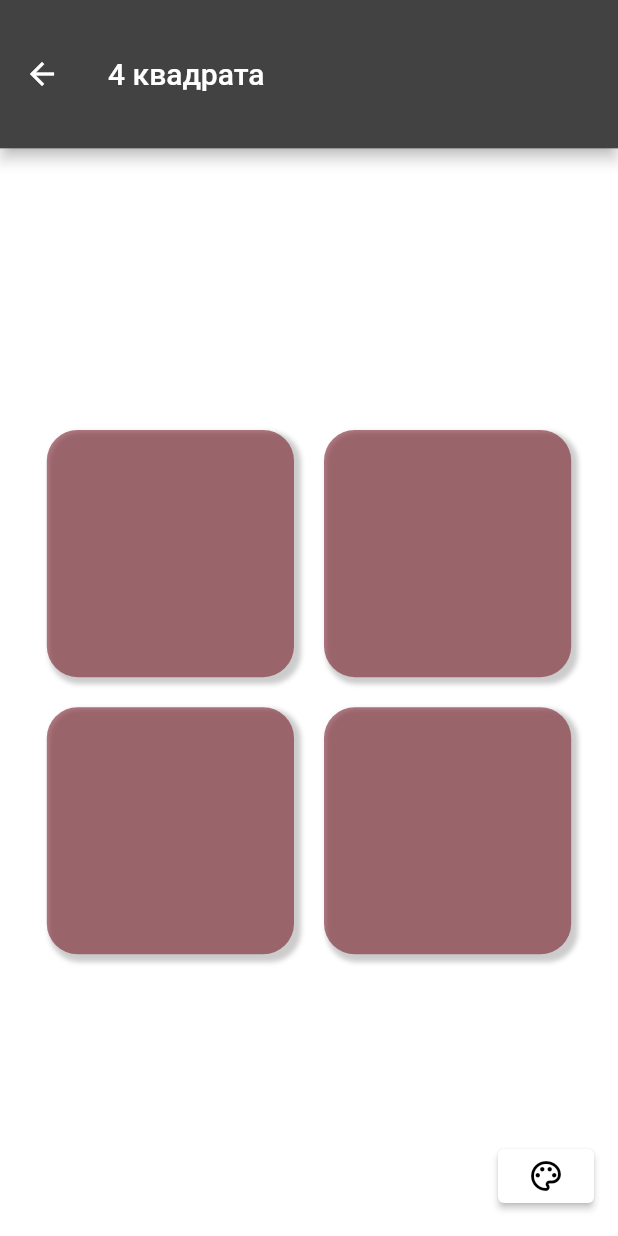
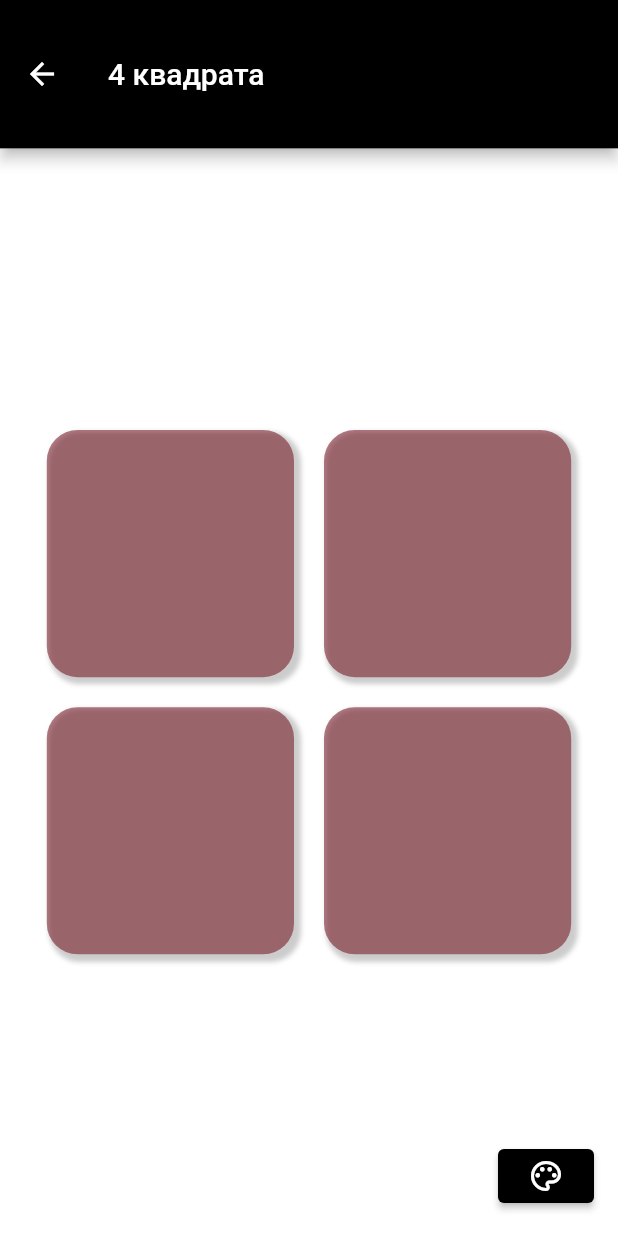
Before and after one commit to DmitryCherniavskiy/mobilki-kursach, a Flutter app: the screen it shows after launch, after a tap on "4 квадрата", on a phone screen of 412 x 824 dp. Run offline on Flutter 3.47's test engine with Material 2 defaults, Android fonts, the phone set to English and light mode, and no system bars.

Commit message:
'ready 4 squares'

```diff
--- a/lib/presentation/components/raw_appbar.dart
+++ b/lib/presentation/components/raw_appbar.dart
@@ -4,6 +4,7 @@ import 'package:flutter/material.dart';
 PreferredSizeWidget rawAppBar(double height,String title)=>AppBar(
   automaticallyImplyLeading: true,
   toolbarHeight: height*0.12,
+  backgroundColor: Colors.black,
   centerTitle: false,
   title: Text(title),
 );
--- a/lib/presentation/four_squares.dart
+++ b/lib/presentation/four_squares.dart
@@ -23,14 +23,14 @@ class _FourSquares extends State<FourSquares>{
       floatingActionButtonLocation: FloatingActionButtonLocation.endFloat,
       floatingActionButton: ElevatedButton(
         style: ButtonStyle(
-          backgroundColor: MaterialStateProperty.all(Colors.white)
+          backgroundColor: MaterialStateProperty.all(Colors.black)
         ),
         onPressed: ()=>setState((){
           colors=List.generate(4, (index) => Color(Random().nextInt(0xffffffff)));
         }),
         child: const Icon(
             Icons.palette_outlined,
-            color: Colors.black
+            color: Colors.white
         ),
       ),
       body: Column(
--- a/lib/presentation/home.dart
+++ b/lib/presentation/home.dart
@@ -39,19 +39,19 @@ Widget rawCard(String text,onPressed){
       padding: const EdgeInsets.only(bottom: 15),
       child: InkWell(
         borderRadius: BorderRadius.circular(10.0),
-        splashColor: Colors.grey,
-        highlightColor: Colors.grey,
+        splashColor: Colors.black,
+        highlightColor: Colors.black,
         child: Container(
           width: double.infinity,
           height: 70,
           decoration: BoxDecoration(
               borderRadius: BorderRadius.circular(10),
-              color: Colors.grey.withOpacity(0.15)
+              color: Colors.black.withOpacity(0.15)
           ),
           child: Card(
             color: Colors.white,
             elevation: 30.0,
-            shadowColor: Colors.grey.withOpacity(0.3),
+            shadowColor: Colors.black.withOpacity(0.3),
             child: Row(
               children: [
                 Padding(
```
